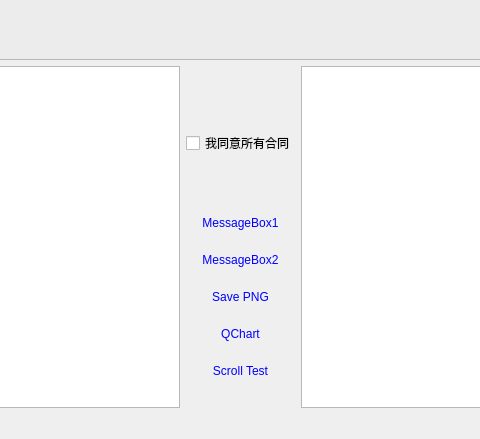
Qt form MainWindow.ui (wlffeng2008/SimpleTest) before a commit; both pictures show x 632 to 1112 and y 291 to 730 of the 1201 by 730 pixel window.
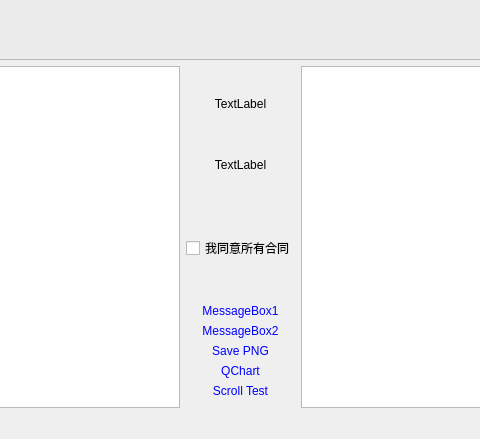
The same form after that commit. Custom widgets are drawn as their Qt base class.

```diff
--- a/MainWindow.ui
+++ b/MainWindow.ui
@@ -126,6 +126,26 @@
         <property name="bottomMargin">
          <number>10</number>
         </property>
+        <item>
+         <widget class="QLabel" name="labelIcon1">
+          <property name="text">
+           <string>TextLabel</string>
+          </property>
+          <property name="alignment">
+           <set>Qt::AlignmentFlag::AlignCenter</set>
+          </property>
+         </widget>
+        </item>
+        <item>
+         <widget class="QLabel" name="labelIcon2">
+          <property name="text">
+           <string>TextLabel</string>
+          </property>
+          <property name="alignment">
+           <set>Qt::AlignmentFlag::AlignCenter</set>
+          </property>
+         </widget>
+        </item>
         <item>
          <widget class="QCheckBox" name="checkBox">
           <property name="minimumSize">
```
